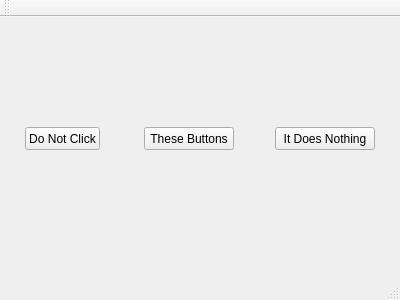
Before: the Qt Designer form mainwindow.ui in KirovVerst/antivirusforos, drawn with Qt 5.
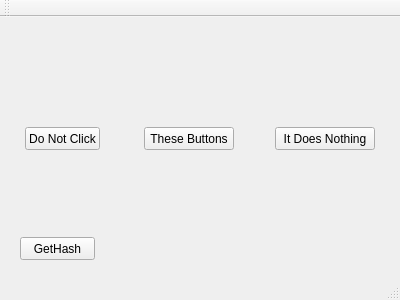
After: the same form once the commit is applied.

Diff of the .ui file:
```diff
--- a/mainwindow.ui
+++ b/mainwindow.ui
@@ -53,6 +53,19 @@
      <string>These Buttons</string>
     </property>
    </widget>
+   <widget class="QPushButton" name="GetHashButton">
+    <property name="geometry">
+     <rect>
+      <x>20</x>
+      <y>220</y>
+      <width>75</width>
+      <height>23</height>
+     </rect>
+    </property>
+    <property name="text">
+     <string>GetHash</string>
+    </property>
+   </widget>
   </widget>
   <widget class="QMenuBar" name="menuBar">
    <property name="geometry">
```
